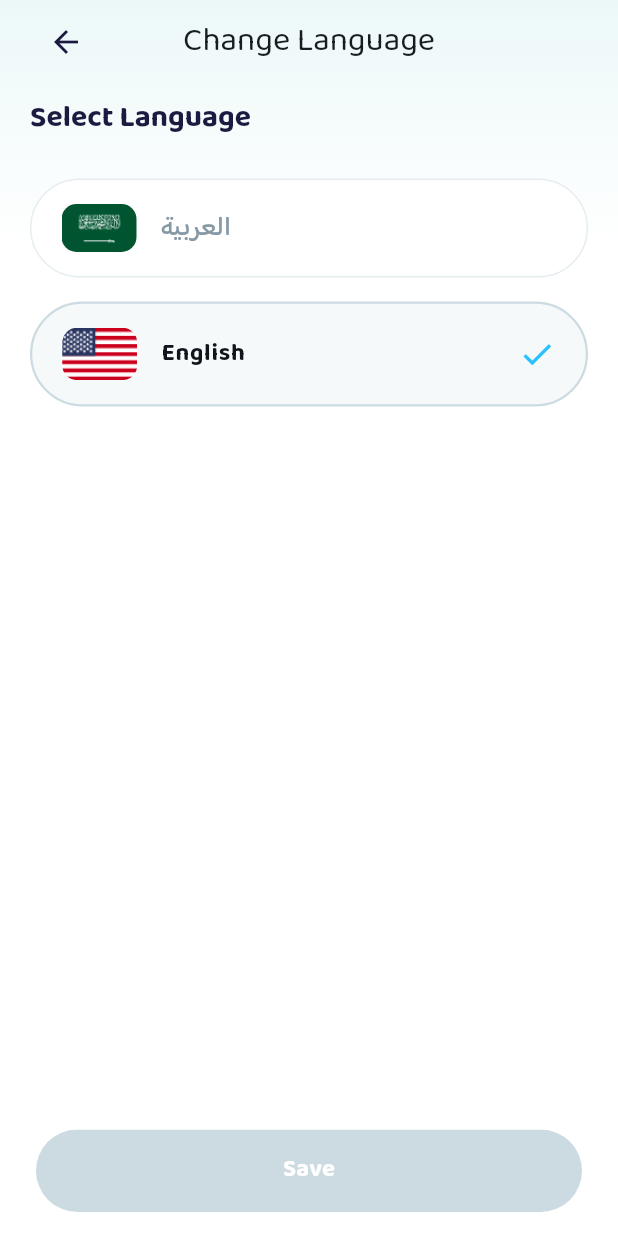
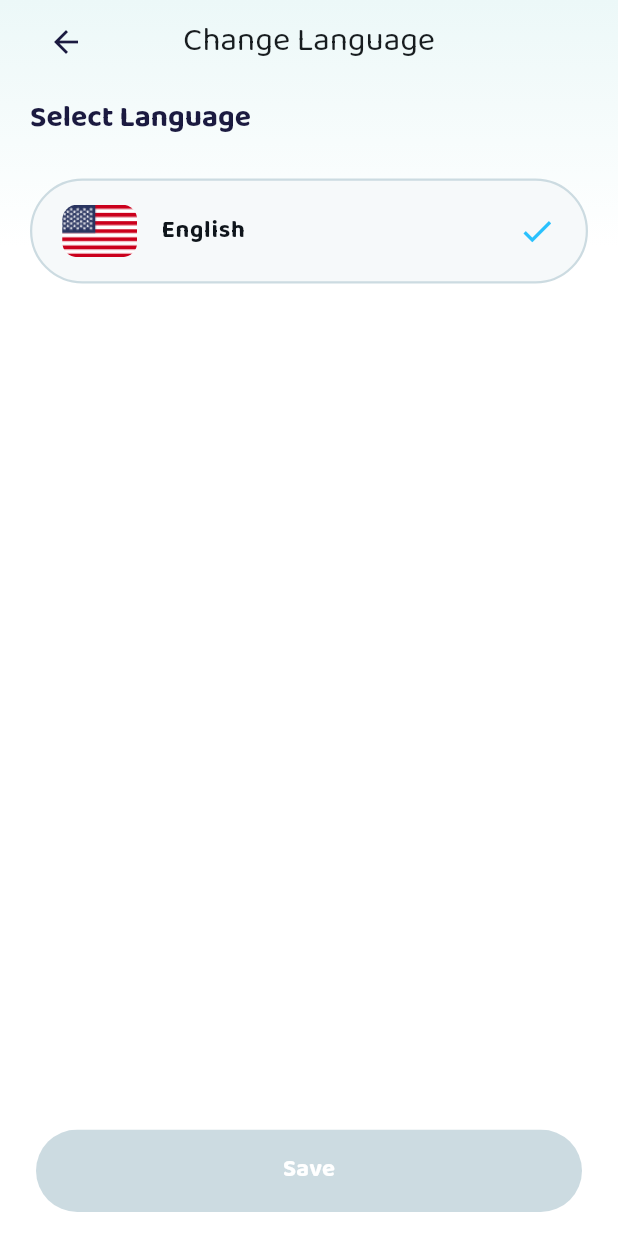
Before and after one commit to MAlazhariy/spaceX_b2_a, a Flutter app: the ChangeLanguageScreen screen opened directly, on a phone screen of 412 x 824 dp. Run offline on Flutter 3.47's test engine with Material 3 defaults, Android fonts, the phone set to English and light mode, and no system bars; our stand-ins replace bloc, dartz, dio, easy_localization, equatable, flutter_animate and 4 more; accounts and stored records are empty; project files that could hold a hidden picture were left out.

Commit message:
[edit] remove Arabic language

```diff
--- a/lib/core/utils/common/languages.dart
+++ b/lib/core/utils/common/languages.dart
@@ -6,7 +6,7 @@ import 'package:spacex/features/language/data/model/language_model.dart';
 
 class Language {
   static const List<LanguageModel> _languages = [
-    LanguageModel(image: AppImages.arFlag, title: 'العربية', code: 'ar'),
+    // LanguageModel(image: AppImages.arFlag, title: 'العربية', code: 'ar'),
     LanguageModel(image: AppImages.enFlag, title: 'English', code: 'en'),
   ];
 
```
